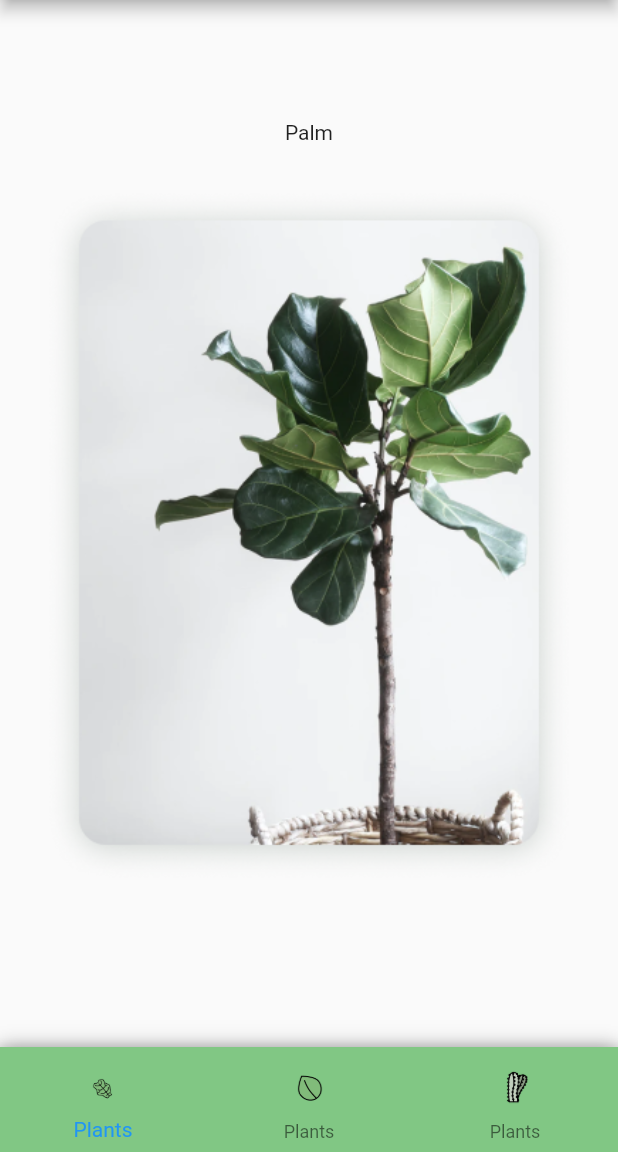
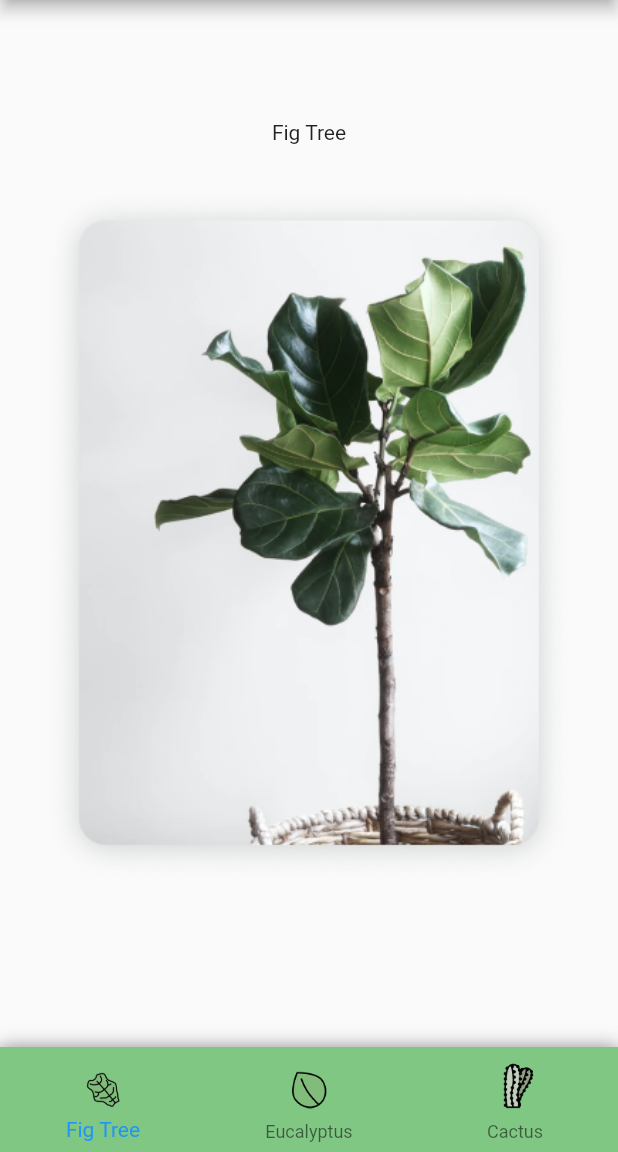
Before and after one commit to stablekernel/Flutter-tutorial, a Flutter app: the screen it shows after launch, on a phone screen of 412 x 824 dp, the part 84-1236 px from its top. Run offline on Flutter 3.47's test engine with Material 2 defaults, Android fonts, the phone set to English and light mode, and no system bars; missing offline and left inert: scratcher.

Commit message:
style clean up

```diff
--- a/lib/widgets/home_screen.dart
+++ b/lib/widgets/home_screen.dart
@@ -13,11 +13,11 @@ class MyHomePage extends StatefulWidget {
 class _MyHomePageState extends State<MyHomePage> {
   var _currentTab = 0;
   final List<Widget> _tabChildren = [
-    RevealScreen(text: new Text('Palm'),
+    RevealScreen(text: new Text('Fig Tree'),
       image: new Image.asset('assets/figTree.png')),
-    RevealScreen(text: new Text('Calathea'),
+    RevealScreen(text: new Text('Eucalyptus'),
         image: new Image.asset('assets/eucalyptus.png')),
-    RevealScreen(text: new Text('Succulents'),
+    RevealScreen(text: new Text('Cactus'),
         image: new Image.asset('assets/cactus.png')),
   ];
 
@@ -55,8 +55,8 @@ class _MyHomePageState extends State<MyHomePage> {
                 width: 40,
                 height: 40,
                 ),
-                title: Text( "Plants",
-                  style: TextStyle(color: Colors.white),
+                title: Text( "Fig Tree",
+                  style: TextStyle(color: Colors.black),
                 ),
               ),
               BottomNavigationBarItem(
@@ -64,8 +64,8 @@ class _MyHomePageState extends State<MyHomePage> {
                   width: 40,
                   height: 40,
                 ),
-                title: Text( "Plants",
-                  style: TextStyle(color: Colors.white),
+                title: Text( "Eucalyptus",
+                  style: TextStyle(color: Colors.black),
                 ),
                 ),
               BottomNavigationBarItem(
@@ -73,8 +73,8 @@ class _MyHomePageState extends State<MyHomePage> {
                   width: 40,
                   height: 40,
                 ),
-                title: Text( "Plants",
-                  style: TextStyle(color: Colors.white),
+                title: Text( "Cactus",
+                  style: TextStyle(color: Colors.black),
                   ),
                 ),
             ],
```
Also changed, not shown: assets/2.0x/icon-cactus.png, assets/2.0x/icon-eucalyptus.png, assets/2.0x/icon-fig.png, assets/3.0x/icon-cactus.png, assets/3.0x/icon-eucalyptus.png, assets/3.0x/icon-fig.png, assets/icon-cactus.png, assets/icon-eucalyptus.png, assets/icon-fig.png, 1 other file.
